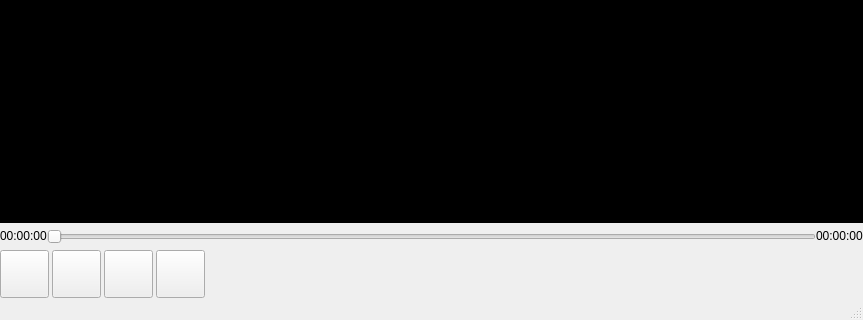
Old version of the form src/qt/playerwindow.ui in the repository simeks/m7017e-lab; both pictures show x 0 to 863 and y 307 to 627 of the 863 by 627 pixel window.
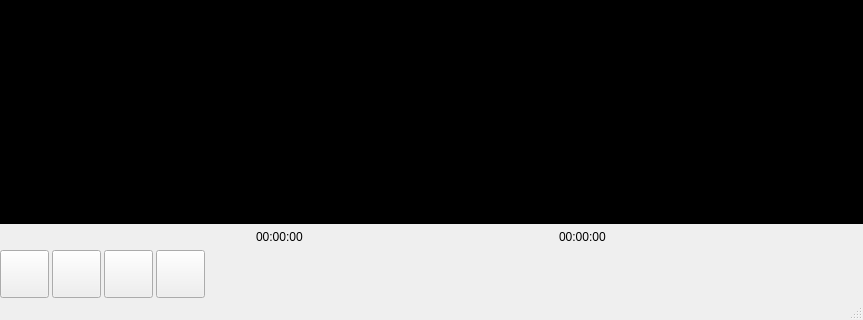
New version of the form. Icons and pictures are not drawn.

Commit message: Added a custom slider class.

What changed in the file:
```diff
--- a/src/qt/playerwindow.ui
+++ b/src/qt/playerwindow.ui
@@ -148,25 +148,6 @@
           </property>
          </widget>
         </item>
-        <item>
-         <widget class="QSlider" name="slider">
-          <property name="mouseTracking">
-           <bool>false</bool>
-          </property>
-          <property name="pageStep">
-           <number>1</number>
-          </property>
-          <property name="tracking">
-           <bool>false</bool>
-          </property>
-          <property name="orientation">
-           <enum>Qt::Horizontal</enum>
-          </property>
-          <property name="tickPosition">
-           <enum>QSlider::NoTicks</enum>
-          </property>
-         </widget>
-        </item>
         <item>
          <widget class="QLabel" name="totalDuration">
           <property name="sizePolicy">
```
The commit also changes 5 other files.
